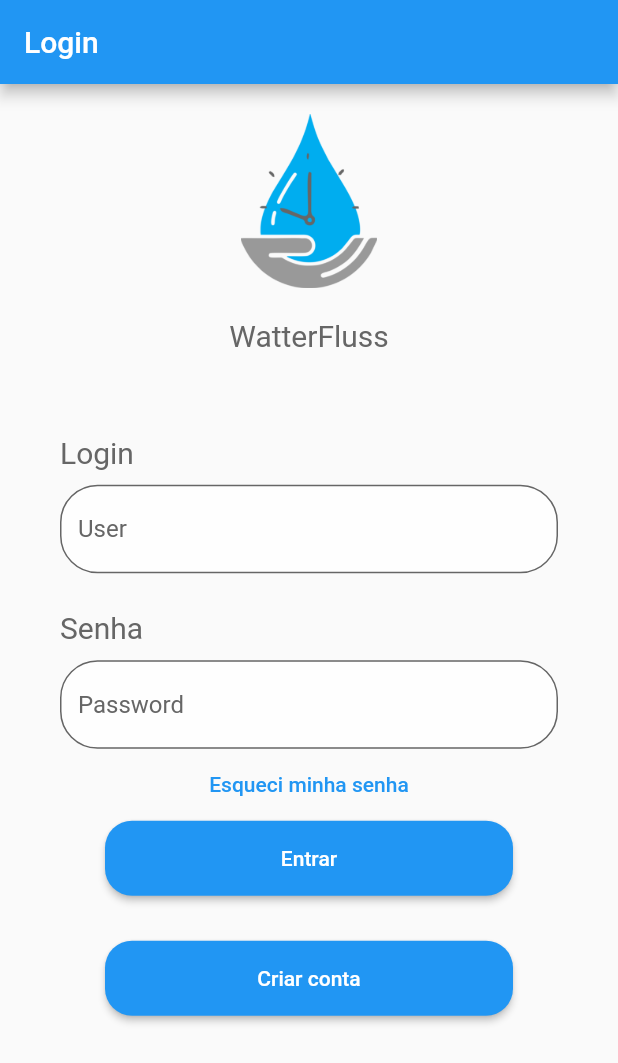
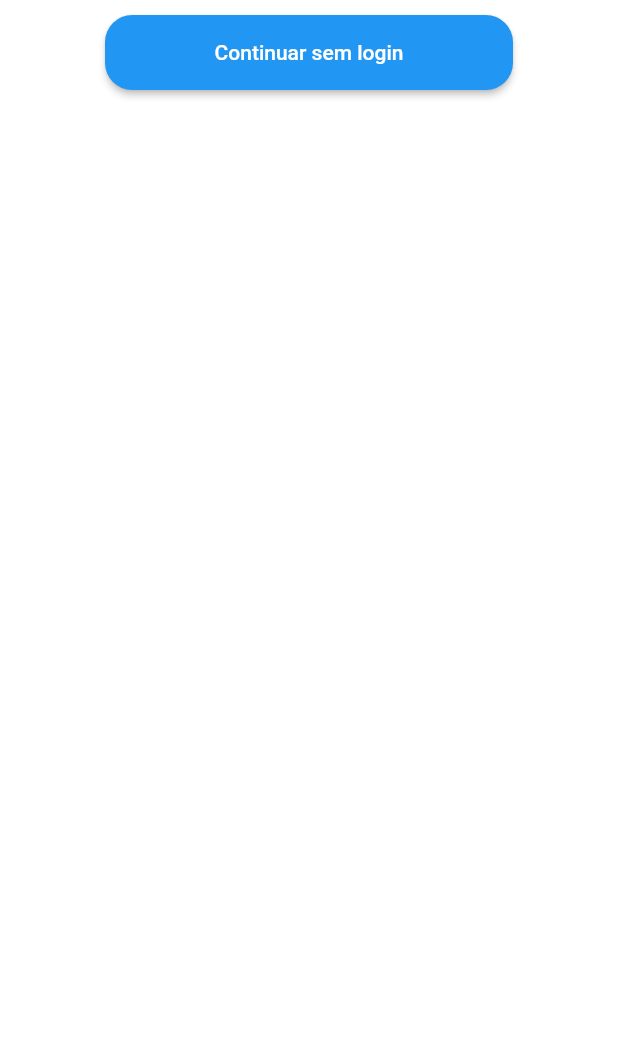
Before and after one commit to flavia-almeida/WaterFluss, a Flutter app: the screen it shows after launch, after a tap on "Entrar", on a phone screen of 412 x 824 dp. Shown: the top 1063 px of the screen. Run offline on Flutter 3.47's test engine with Material 2 defaults, Android fonts, the phone set to English and light mode, and no system bars.

Commit message:
home page

```diff
--- /dev/null
+++ b/lib/app_widget.dart
@@ -0,0 +1,26 @@
+import 'package:flutter/cupertino.dart';
+import 'package:flutter/material.dart';
+
+import 'login.dart';
+
+class MyApp extends StatelessWidget {
+  const MyApp({Key? key}) : super(key: key);
+
+  static const String _title = 'Login';
+
+  @override
+  Widget build(BuildContext context) {
+    return MaterialApp(
+      title: _title,
+
+      home: Scaffold(
+        appBar: AppBar(title: const Text(_title),),
+        body: const Login(),
+      ),
+
+      /*      routes:{
+        '/':(context) => const MyStatefulWidget(),
+      }*/
+    );
+  }
+}
--- /dev/null
+++ b/lib/home.dart
@@ -0,0 +1,43 @@
+import 'package:flutter/cupertino.dart';
+import 'package:flutter/material.dart';
+
+class Home extends StatefulWidget {
+  const Home({Key? key}) : super(key: key);
+
+  @override
+  State<Home> createState() => _home();
+}
+
+class _home extends State<Home> {
+  @override
+  Widget build(BuildContext context) {
+    return Padding(
+        padding: const EdgeInsets.all(10),
+        child: ListView(
+            children: <Widget>[
+              Container(
+                  height: 50,
+                  padding: const EdgeInsets.fromLTRB(60, 0, 60, 0),
+                  child: ElevatedButton(
+                      child: const Text('Continuar sem login'),
+                      onPressed: () {
+                        print("aee");
+                      },
+                      style: ButtonStyle(
+                          shape: MaterialStateProperty.all<RoundedRectangleBorder>(
+                              RoundedRectangleBorder(
+                                borderRadius: BorderRadius.circular(18.0),
+                                //side: BorderSide(color: Colors.red)
+                              )
+                          )
+                      )
+                  )
+              ),
+            ]
+
+
+        )
+
+    );
+  }
+}
--- /dev/null
+++ b/lib/login.dart
@@ -0,0 +1,139 @@
+import 'package:flutter/cupertino.dart';
+import 'package:flutter/material.dart';
+import 'home.dart';
+
+class Login extends StatefulWidget {
+  const Login({Key? key}) : super(key: key);
+
+  @override
+  State<Login> createState() => _login();
+}
+
+class _login extends State<Login> {
+  TextEditingController nameController = TextEditingController();
+  TextEditingController passwordController = TextEditingController();
+
+  @override
+  Widget build(BuildContext context) {
+    return Padding(
+        padding: const EdgeInsets.all(10),
+        child: ListView(
+          children: <Widget>[
+            Container(
+                alignment: Alignment.center,
+                padding: const EdgeInsets.all(10),
+                child: new Image.asset('graphics/logo_waterfluss.png',
+                    width: 91)
+            ),
+            Container(
+                alignment: Alignment.center,
+                padding: const EdgeInsets.all(10),
+                child: const Text(
+                  'WatterFluss',
+                  style: TextStyle(fontSize: 20, color: Color.fromRGBO(102, 102, 102, 1.0)),
+                )),
+
+            SizedBox(height: 30),
+            Container(
+                alignment: Alignment.centerLeft,
+                padding: const EdgeInsets.fromLTRB(30, 15, 30, 10),
+                child: const Text(
+                  'Login',
+                  style: TextStyle(fontSize: 20, color: Color.fromRGBO(102, 102, 102, 1.0)),
+                )),
+            Container(
+              padding: const EdgeInsets.fromLTRB(30, 0, 30, 0),
+              width: 200,
+              child: TextField(
+                controller: nameController,
+                decoration: InputDecoration(
+                    border: OutlineInputBorder(
+                      borderRadius: BorderRadius.circular(25.0),
+                    ),
+                    filled: true,
+                    hintStyle: TextStyle(color: Color.fromRGBO(102, 102, 102, 1.0)),
+                    hintText: "User",
+                    fillColor: Colors.white70),
+              ),
+              //alignment: const Alignment(10.0, -1.0),
+            ),
+            SizedBox(height: 10),
+            Container(
+                width: 200,
+                alignment: Alignment.centerLeft,
+                padding: const EdgeInsets.fromLTRB(30, 15, 30, 10),
+                child: const Text(
+                  'Senha',
+                  style: TextStyle(fontSize: 20, color: Color.fromRGBO(102, 102, 102, 1.0)),
+                )),
+            Container(
+
+              padding: const EdgeInsets.fromLTRB(30, 0, 30, 0),
+              width: 200,
+              child: TextField(
+
+                  obscureText: true,
+                  controller: passwordController,
+                  decoration: InputDecoration(
+                      border: OutlineInputBorder(
+                        borderRadius: BorderRadius.circular(25.0),
+                      ),
+                      filled: true,
+                      hintStyle: TextStyle(color: Color.fromRGBO(102, 102, 102, 1.0)),
+                      hintText: "Password",
+                      fillColor: Colors.white70)
+              ),
+            ),
+            TextButton(
+              onPressed: () {
+                //forgot password screen
+              },
+              child: const Text('Esqueci minha senha',),
+            ),
+            Container(
+                height: 50,
+                padding: const EdgeInsets.fromLTRB(60, 0, 60, 0),
+                child: ElevatedButton(
+                    child: const Text('Entrar'),
+                    onPressed: () {
+                      print(nameController.text);
+                      print(passwordController.text);
+
+                      Navigator.of(context).pushReplacement(
+                          MaterialPageRoute(builder: (context) => Home())
+                      );
+                    },
+                    style: ButtonStyle(
+                        shape: MaterialStateProperty.all<RoundedRectangleBorder>(
+                            RoundedRectangleBorder(
+                              borderRadius: BorderRadius.circular(18.0),
+                              //side: BorderSide(color: Colors.red)
+                            )
+                        )
+                    )
+                )
+            ),
+            SizedBox(height: 30),
+            Container(
+                height: 50,
+                padding: const EdgeInsets.fromLTRB(60, 0, 60, 0),
+                child: ElevatedButton(
+                    child: const Text('Continuar sem login'),
+                    onPressed: () {
+                      print(nameController.text);
+                      print(passwordController.text);
+                    },
+                    style: ButtonStyle(
+                        shape: MaterialStateProperty.all<RoundedRectangleBorder>(
+                            RoundedRectangleBorder(
+                              borderRadius: BorderRadius.circular(18.0),
+                              //side: BorderSide(color: Colors.red)
+                            )
+                        )
+                    )
+                )
+            ),
+          ],
+        ));
+  }
+}
--- a/lib/main.dart
+++ b/lib/main.dart
@@ -1,159 +1,5 @@
 import 'package:flutter/material.dart';
 
+import 'app_widget.dart';
+
 void main() => runApp(const MyApp());
-
-class MyApp extends StatelessWidget {
-  const MyApp({Key? key}) : super(key: key);
-
-  static const String _title = 'Login';
-
-  @override
-  Widget build(BuildContext context) {
-    return MaterialApp(
-      title: _title,
-
-      home: Scaffold(
-        appBar: AppBar(title: const Text(_title),),
-        body: const MyStatefulWidget(),
-      ),
-    );
-  }
-}
-
-class MyStatefulWidget extends StatefulWidget {
-  const MyStatefulWidget({Key? key}) : super(key: key);
-
-  @override
-  State<MyStatefulWidget> createState() => _MyStatefulWidgetState();
-}
-
-class _MyStatefulWidgetState extends State<MyStatefulWidget> {
-  TextEditingController nameController = TextEditingController();
-  TextEditingController passwordController = TextEditingController();
-
-  @override
-  Widget build(BuildContext context) {
-    return Padding(
-        padding: const EdgeInsets.all(10),
-        child: ListView(
-          children: <Widget>[
-            Container(
-                alignment: Alignment.center,
-                padding: const EdgeInsets.all(10),
-                child: new Image.asset('graphics/logo_waterfluss.png',
-                width: 91)
-    ),
-            Container(
-                alignment: Alignment.center,
-                padding: const EdgeInsets.all(10),
-                child: const Text(
-                  'WatterFluss',
-                  style: TextStyle(fontSize: 20, color: Color.fromRGBO(102, 102, 102, 1.0)),
-                )),
-
-            SizedBox(height: 30),
-            Container(
-                alignment: Alignment.centerLeft,
-                padding: const EdgeInsets.fromLTRB(30, 15, 30, 10),
-                child: const Text(
-                  'Login',
-                  style: TextStyle(fontSize: 20, color: Color.fromRGBO(102, 102, 102, 1.0)),
-                )),
-            Container(
-              padding: const EdgeInsets.fromLTRB(30, 0, 30, 0),
-              width: 200,
-              child: SizedBox(
-
-                child: TextField(
-
-                  controller: nameController,
-                  decoration: InputDecoration(
-                      border: OutlineInputBorder(
-                        borderRadius: BorderRadius.circular(25.0),
-                      ),
-                      filled: true,
-                      hintStyle: TextStyle(color: Color.fromRGBO(102, 102, 102, 1.0)),
-                      hintText: "User",
-                      fillColor: Colors.white70),
-                ),
-              ),
-
-              //alignment: const Alignment(10.0, -1.0),
-            ),
-            SizedBox(height: 10),
-            Container(
-                width: 200,
-                alignment: Alignment.centerLeft,
-                padding: const EdgeInsets.fromLTRB(30, 15, 30, 10),
-                child: const Text(
-                  'Senha',
-                  style: TextStyle(fontSize: 20, color: Color.fromRGBO(102, 102, 102, 1.0)),
-                )),
-            Container(
-
-              padding: const EdgeInsets.fromLTRB(30, 0, 30, 0),
-              width: 200,
-              child: TextField(
-
-                obscureText: true,
-                controller: passwordController,
-                  decoration: InputDecoration(
-                      border: OutlineInputBorder(
-                        borderRadius: BorderRadius.circular(25.0),
-                      ),
-                      filled: true,
-                      hintStyle: TextStyle(color: Color.fromRGBO(102, 102, 102, 1.0)),
-                      hintText: "Password",
-                      fillColor: Colors.white70)
-              ),
-            ),
-            TextButton(
-              onPressed: () {
-                //forgot password screen
-              },
-              child: const Text('Esqueci minha senha',),
-            ),
-            Container(
-                height: 50,
-                padding: const EdgeInsets.fromLTRB(60, 0, 60, 0),
-                child: ElevatedButton(
-                  child: const Text('Entrar'),
-                  onPressed: () {
-                    print(nameController.text);
-                    print(passwordController.text);
-                  },
-                    style: ButtonStyle(
-                        shape: MaterialStateProperty.all<RoundedRectangleBorder>(
-                            RoundedRectangleBorder(
-                              borderRadius: BorderRadius.circular(18.0),
-                              //side: BorderSide(color: Colors.red)
-                            )
-                        )
-                    )
-                )
-            ),
-            SizedBox(height: 30),
-            Container(
-                height: 50,
-                padding: const EdgeInsets.fromLTRB(60, 0, 60, 0),
-                child: ElevatedButton(
-                  child: const Text('Criar conta'),
-                  onPressed: () {
-                    print(nameController.text);
-                    print(passwordController.text);
-                  },
-                    style: ButtonStyle(
-                        shape: MaterialStateProperty.all<RoundedRectangleBorder>(
-                            RoundedRectangleBorder(
-                                borderRadius: BorderRadius.circular(18.0),
-                               //side: BorderSide(color: Colors.red)
-                            )
-                        )
-                    )
-                )
-
-            ),
-          ],
-        ));
-  }
-}
```
Also changed, not shown: 1 other file.
